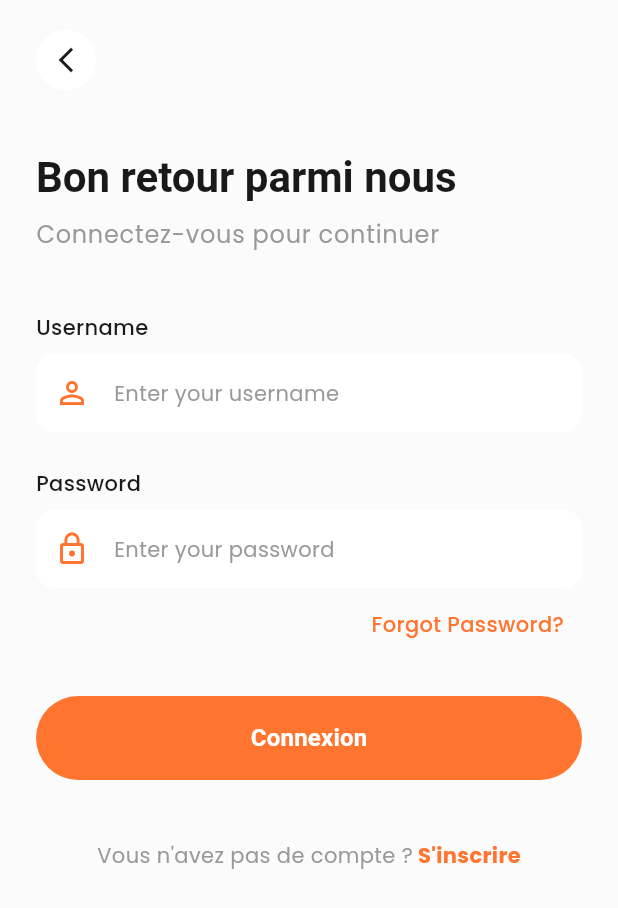
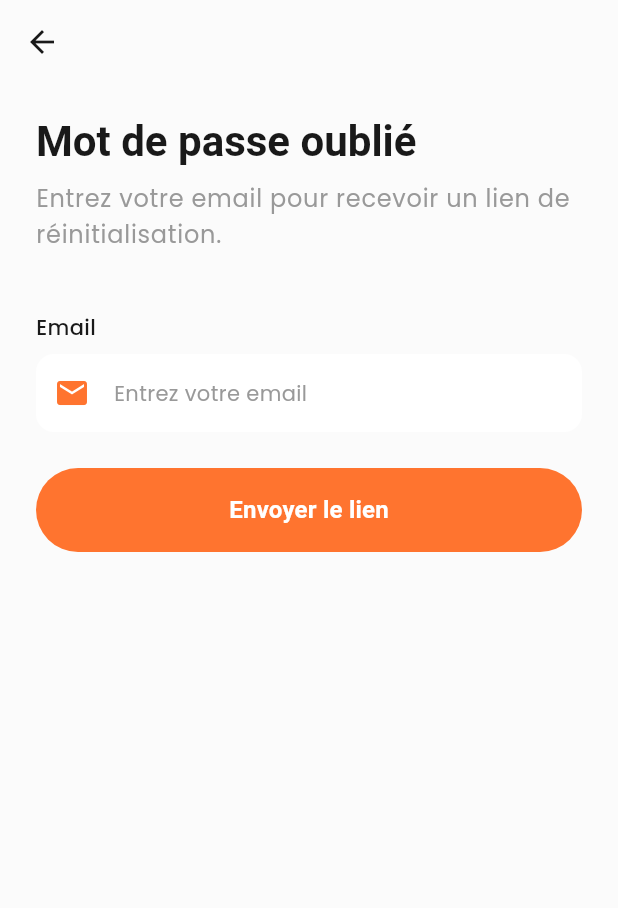
Before and after one commit to ABP01/Mobile_essivivi, a Flutter app: the LoginScreen screen opened by its route, after a tap on "Forgot Password?", on a phone screen of 412 x 824 dp. Shown: the top 908 px of the screen. Run offline on Flutter 3.47's test engine with Material 3 defaults, Android fonts, the phone set to English and light mode, and no system bars; our stand-ins replace dio, fluentui_system_icons, flutter_map, flutter_secure_storage, geolocator, google_fonts and 4 more; accounts and stored records are empty.

Commit message:
feat: Implement forgot password screen, add logger utility, and enhance API configuration

```diff
--- /dev/null
+++ b/devtools_options.yaml
@@ -0,0 +1,3 @@
+description: This file stores settings for Dart & Flutter DevTools.
+documentation: https://docs.flutter.dev/tools/devtools/extensions#configure-extension-enablement-states
+extensions:
--- /dev/null
+++ b/lib/presentation/screens/auth/forgot_password_screen.dart
@@ -0,0 +1,163 @@
+import 'package:essivi_mobile/theme/app_colors.dart';
+import 'package:flutter/material.dart';
+
+class ForgotPasswordScreen extends StatefulWidget {
+  const ForgotPasswordScreen({super.key});
+
+  @override
+  State<ForgotPasswordScreen> createState() => _ForgotPasswordScreenState();
+}
+
+class _ForgotPasswordScreenState extends State<ForgotPasswordScreen> {
+  final _emailController = TextEditingController();
+  bool _isLoading = false;
+  String? _message;
+
+  void _resetPassword() async {
+    setState(() {
+      _isLoading = true;
+      _message = null;
+    });
+
+    final email = _emailController.text.trim();
+    if (email.isEmpty || !RegExp(r'^[^@]+@[^@]+\.[^@]+').hasMatch(email)) {
+      setState(() {
+        _message = 'Veuillez entrer un email valide.';
+        _isLoading = false;
+      });
+      return;
+    }
+
+    try {
+      // TODO: Implement actual reset password API call
+      await Future.delayed(const Duration(seconds: 2)); // Simulate API call
+      setState(() {
+        _message = 'Un email de réinitialisation a été envoyé à $email.';
+      });
+    } catch (e) {
+      setState(() {
+        _message = 'Erreur lors de la réinitialisation. Veuillez réessayer.';
+      });
+    } finally {
+      setState(() => _isLoading = false);
+    }
+  }
+
+  @override
+  Widget build(BuildContext context) {
+    final theme = Theme.of(context);
+    final colorScheme = theme.colorScheme;
+    final textTheme = theme.textTheme;
+
+    return Scaffold(
+      backgroundColor: theme.scaffoldBackgroundColor,
+      appBar: AppBar(
+        backgroundColor: theme.scaffoldBackgroundColor,
+        elevation: 0,
+        leading: IconButton(
+          icon: Icon(Icons.arrow_back, color: colorScheme.onSurface),
+          onPressed: () => Navigator.pop(context),
+        ),
+      ),
+      body: SafeArea(
+        child: Padding(
+          padding: const EdgeInsets.symmetric(horizontal: 24.0, vertical: 20.0),
+          child: Column(
+            crossAxisAlignment: CrossAxisAlignment.start,
+            children: [
+              Text(
+                'Mot de passe oublié',
+                style: textTheme.headlineMedium?.copyWith(
+                  fontWeight: FontWeight.bold,
+                  color: colorScheme.onSurface,
+                ),
+              ),
+              const SizedBox(height: 8),
+              Text(
+                'Entrez votre email pour recevoir un lien de réinitialisation.',
+                style: textTheme.bodyLarge?.copyWith(
+                  color: textTheme.bodySmall?.color,
+                ),
+              ),
+              const SizedBox(height: 40),
+              Text(
+                'Email',
+                style: textTheme.bodyMedium?.copyWith(
+                  fontWeight: FontWeight.w500,
+                  color: colorScheme.onSurface,
+                ),
+              ),
+              const SizedBox(height: 8),
+              Container(
+                decoration: BoxDecoration(
+                  color: theme.cardTheme.color,
+                  borderRadius: BorderRadius.circular(12),
+                ),
+                child: TextField(
+                  controller: _emailController,
+                  keyboardType: TextInputType.emailAddress,
+                  style: textTheme.bodyMedium?.copyWith(
+                    color: colorScheme.onSurface,
+                  ),
+                  decoration: InputDecoration(
+                    hintText: 'Entrez votre email',
+                    hintStyle: textTheme.bodyMedium?.copyWith(
+                      color: textTheme.bodySmall?.color,
+                    ),
+                    prefixIcon: Icon(Icons.email, color: AppColors.primary),
+                    border: InputBorder.none,
+                    contentPadding: const EdgeInsets.symmetric(
+                      horizontal: 16,
+                      vertical: 16,
+                    ),
+                  ),
+                ),
+              ),
+              const SizedBox(height: 24),
+              if (_message != null)
+                Container(
+                  padding: const EdgeInsets.all(12),
+                  margin: const EdgeInsets.only(bottom: 20),
+                  decoration: BoxDecoration(
+                    color: _message!.contains('envoyé')
+                        ? Colors.green.withOpacity(0.1)
+                        : Colors.red.withOpacity(0.1),
+                    borderRadius: BorderRadius.circular(8),
+                    border: Border.all(
+                      color: _message!.contains('envoyé')
+                          ? Colors.green
+                          : Colors.red,
+                    ),
+                  ),
+                  child: Text(
+                    _message!,
+                    style: textTheme.bodyMedium?.copyWith(
+                      color: _message!.contains('envoyé')
+                          ? Colors.green
+                          : Colors.red,
+                    ),
+                  ),
+                ),
+              SizedBox(
+                width: double.infinity,
+                height: 56,
+                child: ElevatedButton(
+                  onPressed: _isLoading ? null : _resetPassword,
+                  child: _isLoading
+                      ? const CircularProgressIndicator(color: Colors.white)
+                      : Text(
+                          'Envoyer le lien',
+                          style: textTheme.titleMedium?.copyWith(
+                            fontWeight: FontWeight.w600,
+                            color: Colors.white,
+                          ),
+                        ),
+                ),
+              ),
+            ],
+          ),
+        ),
+      ),
+    );
+  }
+}
--- a/lib/presentation/screens/auth/login_screen.dart
+++ b/lib/presentation/screens/auth/login_screen.dart
@@ -1,8 +1,8 @@
+import 'package:essivi_mobile/l10n/app_localizations.dart';
+import 'package:essivi_mobile/routes/app_routes.dart';
+import 'package:essivi_mobile/services/auth_service.dart';
+import 'package:essivi_mobile/theme/app_colors.dart';
 import 'package:flutter/material.dart';
-import 'package:essivi_mobile/theme/app_colors.dart';
-import 'package:essivi_mobile/routes/app_routes.dart';
-import 'package:essivi_mobile/l10n/app_localizations.dart';
-import 'package:essivi_mobile/services/auth_service.dart';
 
 class LoginScreen extends StatefulWidget {
   const LoginScreen({super.key});
@@ -26,6 +26,22 @@ class _LoginScreenState extends State<LoginScreen> {
 
     final username = _usernameController.text.trim();
     final password = _passwordController.text;
+
+    // Validation de sécurité
+    if (username.isEmpty) {
+      setState(() {
+        _errorMessage = 'Le nom d\'utilisateur est requis.';
+        _isLoading = false;
+      });
+      return;
+    }
+    if (password.isEmpty || password.length < 6) {
+      setState(() {
+        _errorMessage = 'Le mot de passe doit contenir au moins 6 caractères.';
+        _isLoading = false;
+      });
+      return;
+    }
 
     final userRole = await _authService.login(username, password);
 
@@ -66,7 +82,10 @@ class _LoginScreenState extends State<LoginScreen> {
                   if (Navigator.canPop(context)) {
                     Navigator.pop(context);
                   } else {
-                    Navigator.pushReplacementNamed(context, AppRoutes.clientLanding);
+                    Navigator.pushReplacementNamed(
+                      context,
+                      AppRoutes.clientLanding,
+                    );
                   }
                 },
                 child: Container(
@@ -119,14 +138,27 @@ class _LoginScreenState extends State<LoginScreen> {
                 ),
                 child: TextField(
                   controller: _usernameController,
-                  style: textTheme.bodyMedium?.copyWith(color: colorScheme.onSurface),
+                  style: textTheme.bodyMedium?.copyWith(
+                    color: colorScheme.onSurface,
+                  ),
                   decoration: InputDecoration(
                     hintText: 'Enter your username',
-                    hintStyle: textTheme.bodyMedium?.copyWith(color: textTheme.bodySmall?.color),
-                    prefixIcon: const Icon(Icons.person_outline, color: AppColors.primary),
+                    hintStyle: textTheme.bodyMedium?.copyWith(
+                      color: textTheme.bodySmall?.color,
+                    ),
+                    prefixIcon: const Icon(
+                      Icons.person_outline,
+                      color: AppColors.primary,
+                    ),
                     border: InputBorder.none,
-                    contentPadding: const EdgeInsets.symmetric(horizontal: 16, vertical: 16),
+                    contentPadding: const EdgeInsets.symmetric(
+                      horizontal: 16,
+                      vertical: 16,
                     ),
+                  ),
+                  // Accessibilité
+                  textInputAction: TextInputAction.next,
+                  autocorrect: false,
                 ),
               ),
               const SizedBox(height: 24),
@@ -148,13 +180,23 @@ class _LoginScreenState extends State<LoginScreen> {
                 child: TextField(
                   controller: _passwordController,
                   obscureText: true,
-                  style: textTheme.bodyMedium?.copyWith(color: colorScheme.onSurface),
+                  style: textTheme.bodyMedium?.copyWith(
+                    color: colorScheme.onSurface,
+                  ),
                   decoration: InputDecoration(
                     hintText: 'Enter your password',
-                    hintStyle: textTheme.bodyMedium?.copyWith(color: textTheme.bodySmall?.color),
-                    prefixIcon: const Icon(Icons.lock_outline, color: AppColors.primary),
+                    hintStyle: textTheme.bodyMedium?.copyWith(
+                      color: textTheme.bodySmall?.color,
+                    ),
+                    prefixIcon: const Icon(
+                      Icons.lock_outline,
+                      color: AppColors.primary,
+                    ),
                     border: InputBorder.none,
-                    contentPadding: const EdgeInsets.symmetric(horizontal: 16, vertical: 16),
+                    contentPadding: const EdgeInsets.symmetric(
+                      horizontal: 16,
+                      vertical: 16,
+                    ),
                   ),
                 ),
               ),
@@ -164,7 +206,7 @@ class _LoginScreenState extends State<LoginScreen> {
                 alignment: Alignment.centerRight,
                 child: TextButton(
                   onPressed: () {
-                    // TODO: Implement forgot password
+                    Navigator.pushNamed(context, AppRoutes.forgotPassword);
                   },
                   child: Text(
                     'Forgot Password?',
@@ -190,7 +232,11 @@ class _LoginScreenState extends State<LoginScreen> {
                   ),
                   child: Row(
                     children: [
-                      const Icon(Icons.error_outline, color: Colors.red, size: 20),
+                      const Icon(
+                        Icons.error_outline,
+                        color: Colors.red,
+                        size: 20,
+                      ),
                       const SizedBox(width: 8),
                       Expanded(
                         child: Text(
@@ -208,9 +254,14 @@ class _LoginScreenState extends State<LoginScreen> {
               SizedBox(
                 width: double.infinity,
                 height: 56,
+                child: AnimatedContainer(
+                  duration: const Duration(milliseconds: 200),
+                  curve: Curves.easeInOut,
                   child: ElevatedButton(
                     onPressed: _isLoading ? null : _login,
-                  // Style is inherited from AppTheme now!
+                    style: ElevatedButton.styleFrom(
+                      backgroundColor: _isLoading ? Colors.grey : null,
+                    ),
                     child: _isLoading
                         ? const CircularProgressIndicator(color: Colors.white)
                         : Text(
@@ -218,6 +269,7 @@ class _LoginScreenState extends State<LoginScreen> {
                             style: textTheme.titleMedium?.copyWith(
                               fontWeight: FontWeight.w600,
                               color: Colors.white,
+                            ),
                           ),
                   ),
                 ),
@@ -231,7 +283,9 @@ class _LoginScreenState extends State<LoginScreen> {
                 children: [
                   Text(
                     AppLocalizations.of(context)!.dontHaveAccount,
-                    style: textTheme.bodyMedium?.copyWith(color: textTheme.bodySmall?.color),
+                    style: textTheme.bodyMedium?.copyWith(
+                      color: textTheme.bodySmall?.color,
+                    ),
                   ),
                   GestureDetector(
                     onTap: () {
--- a/lib/routes/app_routes.dart
+++ b/lib/routes/app_routes.dart
@@ -4,6 +4,7 @@ class AppRoutes {
   static const String onboarding = '/onboarding';
   static const String login = '/login';
   static const String signup = '/signup';
+  static const String forgotPassword = '/forgot-password';
 
   // Client Routes
   static const String home = '/home';
--- a/lib/routes/route_generator.dart
+++ b/lib/routes/route_generator.dart
@@ -1,45 +1,37 @@
-import 'package:flutter/material.dart';
-import 'package:essivi_mobile/routes/app_routes.dart';
-
-// Auth Screens
-import 'package:essivi_mobile/presentation/screens/auth/splash_screen.dart';
-
-import 'package:essivi_mobile/presentation/screens/auth/login_screen.dart';
-import 'package:essivi_mobile/presentation/screens/auth/signup_screen.dart';
-
-// Client Screens
-import 'package:essivi_mobile/presentation/screens/client/home_screen.dart';
-import 'package:essivi_mobile/presentation/screens/client/profile_screen.dart';
-import 'package:essivi_mobile/presentation/screens/client/edit_profile_screen.dart';
-import 'package:essivi_mobile/presentation/screens/client/settings_screen.dart';
-import 'package:essivi_mobile/presentation/screens/client/change_password_screen.dart';
-import 'package:essivi_mobile/presentation/screens/client/notifications_screen.dart';
-import 'package:essivi_mobile/presentation/screens/client/tracking_screen.dart';
-import 'package:essivi_mobile/presentation/screens/client/orders_list_screen.dart';
-import 'package:essivi_mobile/presentation/screens/client/create_order_screen.dart';
-import 'package:essivi_mobile/presentation/screens/client/shipment_history_screen.dart';
-import 'package:essivi_mobile/presentation/screens/client/shipment_details_screen.dart';
-import 'package:essivi_mobile/presentation/screens/client/help_center_screen.dart';
-import 'package:essivi_mobile/presentation/screens/client/bottle_return_screen.dart';
-import 'package:essivi_mobile/presentation/screens/client/subscription_screen.dart';
-import 'package:essivi_mobile/presentation/screens/client/water_quality_screen.dart';
-import 'package:essivi_mobile/presentation/screens/client/cart_screen.dart';
-import 'package:essivi_mobile/presentation/screens/client/track_delivery_screen.dart';
-import 'package:essivi_mobile/presentation/screens/client/client_landing_screen.dart';
-import 'package:essivi_mobile/presentation/screens/client/client_home_screen_redesign.dart';
-import 'package:essivi_mobile/presentation/screens/client/client_tracking_screen_redesign.dart';
-
-// Agent Screens
-import 'package:essivi_mobile/presentation/screens/agent/agent_dashboard.dart';
 import 'package:essivi_mobile/presentation/screens/agent/agent_deliveries_screen.dart';
 import 'package:essivi_mobile/presentation/screens/agent/agent_earnings_screen.dart';
+import 'package:essivi_mobile/presentation/screens/agent/agent_main_shell.dart';
 import 'package:essivi_mobile/presentation/screens/agent/agent_profile_screen.dart';
 import 'package:essivi_mobile/presentation/screens/agent/bottle_inventory_screen.dart';
 import 'package:essivi_mobile/presentation/screens/agent/delivery_proof_screen.dart';
-
+import 'package:essivi_mobile/presentation/screens/auth/forgot_password_screen.dart';
+import 'package:essivi_mobile/presentation/screens/auth/login_screen.dart';
+import 'package:essivi_mobile/presentation/screens/auth/signup_screen.dart';
+// Auth Screens
+import 'package:essivi_mobile/presentation/screens/auth/splash_screen.dart';
+import 'package:essivi_mobile/presentation/screens/client/bottle_return_screen.dart';
+import 'package:essivi_mobile/presentation/screens/client/cart_screen.dart';
+import 'package:essivi_mobile/presentation/screens/client/change_password_screen.dart';
+import 'package:essivi_mobile/presentation/screens/client/client_home_screen_redesign.dart';
+import 'package:essivi_mobile/presentation/screens/client/client_landing_screen.dart';
 // Shells
 import 'package:essivi_mobile/presentation/screens/client/client_main_shell.dart';
-import 'package:essivi_mobile/presentation/screens/agent/agent_main_shell.dart';
+import 'package:essivi_mobile/presentation/screens/client/client_tracking_screen_redesign.dart';
+import 'package:essivi_mobile/presentation/screens/client/create_order_screen.dart';
+import 'package:essivi_mobile/presentation/screens/client/edit_profile_screen.dart';
+import 'package:essivi_mobile/presentation/screens/client/help_center_screen.dart';
+import 'package:essivi_mobile/presentation/screens/client/notifications_screen.dart';
+import 'package:essivi_mobile/presentation/screens/client/orders_list_screen.dart';
+import 'package:essivi_mobile/presentation/screens/client/profile_screen.dart';
+import 'package:essivi_mobile/presentation/screens/client/settings_screen.dart';
+import 'package:essivi_mobile/presentation/screens/client/shipment_details_screen.dart';
+import 'package:essivi_mobile/presentation/screens/client/shipment_history_screen.dart';
+import 'package:essivi_mobile/presentation/screens/client/subscription_screen.dart';
+import 'package:essivi_mobile/presentation/screens/client/track_delivery_screen.dart';
+import 'package:essivi_mobile/presentation/screens/client/tracking_screen.dart';
+import 'package:essivi_mobile/presentation/screens/client/water_quality_screen.dart';
+import 'package:essivi_mobile/routes/app_routes.dart';
+import 'package:flutter/material.dart';
 
 class RouteGenerator {
   static Route<dynamic> generateRoute(RouteSettings settings) {
@@ -59,6 +51,9 @@ class RouteGenerator {
 
       case AppRoutes.signup:
         return MaterialPageRoute(builder: (_) => const SignupScreen());
+
+      case AppRoutes.forgotPassword:
+        return MaterialPageRoute(builder: (_) => const ForgotPasswordScreen());
 
       // Client Routes
       case AppRoutes.home:
@@ -108,9 +103,10 @@ class RouteGenerator {
             ),
           );
         }
-        return MaterialPageRoute(builder: (_) => const Scaffold(
-          body: Center(child: Text('Paramètres manquants')),
-        ));
+        return MaterialPageRoute(
+          builder: (_) =>
+              const Scaffold(body: Center(child: Text('Paramètres manquants'))),
+        );
 
       case AppRoutes.shipmentHistory:
         return MaterialPageRoute(builder: (_) => const ShipmentHistoryScreen());
@@ -118,9 +114,7 @@ class RouteGenerator {
       case AppRoutes.shipmentDetails:
         if (args is Map<String, dynamic>) {
           return MaterialPageRoute(
-            builder: (_) => ShipmentDetailsScreen(
-              shipmentData: args,
-            ),
+            builder: (_) => ShipmentDetailsScreen(shipmentData: args),
           );
         }
         return MaterialPageRoute(
@@ -178,15 +172,15 @@ class RouteGenerator {
         return MaterialPageRoute(builder: (_) => const ClientHomeRedesign());
 
       case AppRoutes.clientTrackingRedesign:
-        return MaterialPageRoute(builder: (_) => const ClientTrackingRedesign());
+        return MaterialPageRoute(
+          builder: (_) => const ClientTrackingRedesign(),
+        );
 
       // Default Route (404)
       default:
         return MaterialPageRoute(
           builder: (_) => Scaffold(
-            body: Center(
-              child: Text('Route non trouvée: ${settings.name}'),
-            ),
+            body: Center(child: Text('Route non trouvée: ${settings.name}')),
           ),
         );
     }
```
Also changed, not shown: lib/services/location_service.dart (+12 -7 lines), lib/utils/api_config.dart (+14 -6 lines), lib/utils/logger.dart (added, +21 -0 lines), pubspec.yaml (+2 -11 lines), pubspec.lock, 4 other files. Lines whose indentation alone changed are shown as unchanged.
